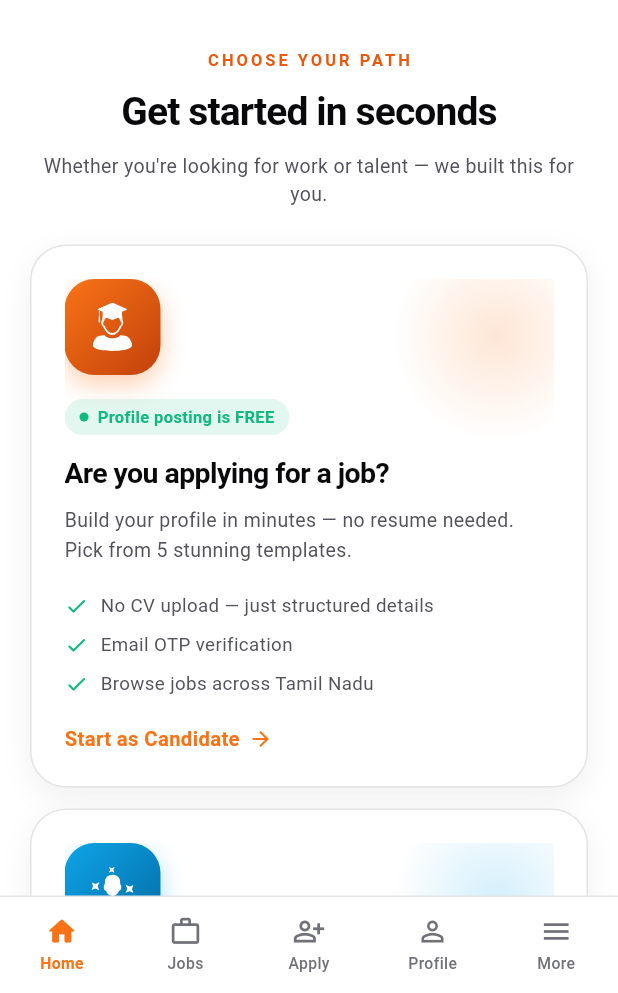
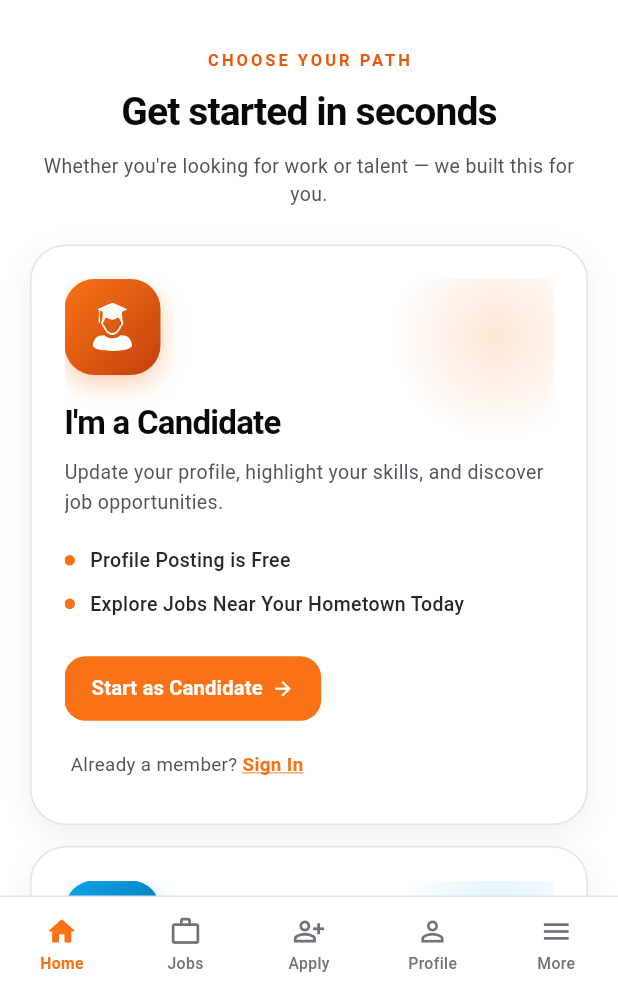
Before and after one commit to Nadanalogaa/Imerit, a Flutter app: the screen it shows after launch, on a phone screen of 412 x 824 dp, the part 243-1236 px from its top. Run offline on Flutter 3.47's test engine with Material 3 defaults, Android fonts, the phone set to English and light mode, and no system bars; our stand-ins replace cookie_jar, flutter_map, flutter_riverpod, flutter_svg, go_router, image_picker and 2 more; missing offline and left inert: razorpay_flutter; accounts and stored records are empty; network calls fail.

Commit message:
landing: rewrite EntryCards copy + add "Sign In" CTA per role
New shape per user's copy:
  I'm a Candidate
    Update your profile, highlight your skills, and discover job
    opportunities.
    • Profile Posting is Free
    • Explore Jobs Near Your Hometown Today
    [Start as Candidate]  Already a member? Sign In

  I'm an Employer
    Job posting is absolutely free — unlimited vacancies. No time limit.
    • Browse District-Wise Candidates
    • A Simple Subscription to Find the Right Talent
    [Start as Employer]  Already a member? Sign In

Web (EntryCards.tsx):
- Dropped the wrapping <Link> per card so the two CTAs (Start / Sign In)
  can live independently — clicking "Sign In" no longer accidentally
  navigates to /register through the outer link.
- Feature dot rows replace the green-tick bullets.
- Sign-in link routes to /candidate/login and /employer/login.

Mobile (entry_cards.dart, landing_page.dart):
- Parity port. Added optional onCandidateSignIn / onEmployerSignIn
  callbacks; wired from landing_page to /candidate/login and
  /employer/login. Old badge chip removed — the "Free" info now lives
  in the subtitle line like on web.

Co-Authored-By: Claude Opus 4.7 <noreply@anthropic.com>

```diff
--- a/mobile/lib/pages/landing_page.dart
+++ b/mobile/lib/pages/landing_page.dart
@@ -115,6 +115,8 @@ class _LandingPageState extends ConsumerState<LandingPage> {
               isDark: isDark,
               onCandidate: () => context.go('/candidate/register'),
               onEmployer: () => context.go('/employer'),
+              onCandidateSignIn: () => context.go('/candidate/login'),
+              onEmployerSignIn: () => context.go('/employer/login'),
             ),
             WhyUs(isDark: isDark),
             AboutUs(isDark: isDark),
--- a/mobile/lib/widgets/landing/entry_cards.dart
+++ b/mobile/lib/widgets/landing/entry_cards.dart
@@ -7,11 +7,15 @@ class EntryCards extends StatelessWidget {
     required this.isDark,
     required this.onCandidate,
     required this.onEmployer,
+    this.onCandidateSignIn,
+    this.onEmployerSignIn,
   });
 
   final bool isDark;
   final VoidCallback onCandidate;
   final VoidCallback onEmployer;
+  final VoidCallback? onCandidateSignIn;
+  final VoidCallback? onEmployerSignIn;
 
   @override
   Widget build(BuildContext context) {
@@ -19,13 +23,13 @@ class EntryCards extends StatelessWidget {
       padding: const EdgeInsets.symmetric(horizontal: 20, vertical: 32),
       child: Column(
         children: [
-          Text(
+          const Text(
             'CHOOSE YOUR PATH',
             style: TextStyle(
               fontSize: 11,
               letterSpacing: 2,
               fontWeight: FontWeight.w700,
-              color: const Color(0xFFEA580C),
+              color: Color(0xFFEA580C),
             ),
           ),
           const SizedBox(height: 8),
@@ -53,36 +57,32 @@ class EntryCards extends StatelessWidget {
           const SizedBox(height: 24),
           _Card(
             isDark: isDark,
-            onTap: onCandidate,
+            onStart: onCandidate,
+            onSignIn: onCandidateSignIn,
             iconAsset: 'assets/icons/candidate.svg',
             gradient: const [Color(0xFFF97316), Color(0xFFC2410C)],
-            badge: 'Profile posting is FREE',
-            badgeColor: const Color(0xFF10B981),
-            title: 'Are you applying for a job?',
+            title: "I'm a Candidate",
             subtitle:
-                'Build your profile in minutes — no resume needed. Pick from 5 stunning templates.',
-            bullets: const [
-              'No CV upload — just structured details',
-              'Email OTP verification',
-              'Browse jobs across Tamil Nadu',
+                'Update your profile, highlight your skills, and discover job opportunities.',
+            features: const [
+              'Profile Posting is Free',
+              'Explore Jobs Near Your Hometown Today',
             ],
             cta: 'Start as Candidate',
           ),
           const SizedBox(height: 14),
           _Card(
             isDark: isDark,
-            onTap: onEmployer,
+            onStart: onEmployer,
+            onSignIn: onEmployerSignIn,
             iconAsset: 'assets/icons/employer.svg',
             gradient: const [Color(0xFF0EA5E9), Color(0xFF0369A1)],
-            badge: 'Job posting is FREE',
-            badgeColor: const Color(0xFF0EA5E9),
-            title: 'Are you searching for a candidate?',
+            title: "I'm an Employer",
             subtitle:
-                'Post unlimited jobs free. Subscribe only when you want to search and reach candidates directly.',
-            bullets: const [
-              'Free unlimited job posts',
-              'Search by skill, field, location',
-              'Plans for SMEs and large enterprises',
+                'Job posting is absolutely free — unlimited vacancies. No time limit.',
+            features: const [
+              'Browse District-Wise Candidates',
+              'A Simple Subscription to Find the Right Talent',
             ],
             cta: 'Start as Employer',
           ),
@@ -95,36 +95,29 @@ class EntryCards extends StatelessWidget {
 class _Card extends StatelessWidget {
   const _Card({
     required this.isDark,
-    required this.onTap,
+    required this.onStart,
     required this.iconAsset,
     required this.gradient,
-    required this.badge,
-    required this.badgeColor,
     required this.title,
     required this.subtitle,
-    required this.bullets,
+    required this.features,
     required this.cta,
+    this.onSignIn,
   });
 
   final bool isDark;
-  final VoidCallback onTap;
+  final VoidCallback onStart;
+  final VoidCallback? onSignIn;
   final String iconAsset;
   final List<Color> gradient;
-  final String badge;
-  final Color badgeColor;
   final String title;
   final String subtitle;
-  final List<String> bullets;
+  final List<String> features;
   final String cta;
 
   @override
   Widget build(BuildContext context) {
-    return Material(
-      color: Colors.transparent,
-      child: InkWell(
-        onTap: onTap,
-        borderRadius: BorderRadius.circular(24),
-        child: Container(
+    return Container(
       padding: const EdgeInsets.all(22),
       decoration: BoxDecoration(
         borderRadius: BorderRadius.circular(24),
@@ -192,42 +185,12 @@ class _Card extends StatelessWidget {
                 ),
               ),
               const SizedBox(height: 16),
-                  Container(
-                    padding: const EdgeInsets.symmetric(horizontal: 10, vertical: 4),
-                    decoration: BoxDecoration(
-                      borderRadius: BorderRadius.circular(999),
-                      color: badgeColor.withValues(alpha: isDark ? 0.18 : 0.12),
-                    ),
-                    child: Row(
-                      mainAxisSize: MainAxisSize.min,
-                      children: [
-                        Container(
-                          width: 6,
-                          height: 6,
-                          decoration: BoxDecoration(
-                            shape: BoxShape.circle,
-                            color: badgeColor,
-                          ),
-                        ),
-                        const SizedBox(width: 6),
-                        Text(
-                          badge,
-                          style: TextStyle(
-                            fontSize: 11,
-                            fontWeight: FontWeight.w700,
-                            color: isDark ? badgeColor.withValues(alpha: 0.9) : badgeColor,
-                          ),
-                        ),
-                      ],
-                    ),
-                  ),
-                  const SizedBox(height: 12),
               Text(
                 title,
                 style: TextStyle(
-                      fontSize: 19,
-                      fontWeight: FontWeight.w600,
-                      letterSpacing: -0.4,
+                  fontSize: 22,
+                  fontWeight: FontWeight.w700,
+                  letterSpacing: -0.5,
                   color: isDark ? Colors.white : const Color(0xFF09090B),
                 ),
               ),
@@ -238,26 +201,37 @@ class _Card extends StatelessWidget {
                   fontSize: 13,
                   height: 1.5,
                   color: isDark
-                          ? Colors.white.withValues(alpha: 0.6)
+                      ? Colors.white.withValues(alpha: 0.65)
                       : const Color(0xFF52525B),
                 ),
               ),
               const SizedBox(height: 14),
-                  ...bullets.map(
-                    (b) => Padding(
-                      padding: const EdgeInsets.symmetric(vertical: 4),
+              ...features.map(
+                (f) => Padding(
+                  padding: const EdgeInsets.symmetric(vertical: 5),
                   child: Row(
+                    crossAxisAlignment: CrossAxisAlignment.start,
                     children: [
-                          const Icon(Icons.check_rounded, color: Color(0xFF10B981), size: 16),
-                          const SizedBox(width: 8),
+                      Padding(
+                        padding: const EdgeInsets.only(top: 6, right: 10),
+                        child: Container(
+                          width: 7,
+                          height: 7,
+                          decoration: BoxDecoration(
+                            shape: BoxShape.circle,
+                            color: gradient.first,
+                          ),
+                        ),
+                      ),
                       Expanded(
                         child: Text(
-                              b,
+                          f,
                           style: TextStyle(
-                                fontSize: 12.5,
+                            fontSize: 13,
+                            fontWeight: FontWeight.w500,
                             color: isDark
-                                    ? Colors.white.withValues(alpha: 0.7)
-                                    : const Color(0xFF52525B),
+                                ? Colors.white.withValues(alpha: 0.85)
+                                : const Color(0xFF27272A),
                           ),
                         ),
                       ),
@@ -265,27 +239,73 @@ class _Card extends StatelessWidget {
                   ),
                 ),
               ),
-                  const SizedBox(height: 14),
-                  Row(
+              const SizedBox(height: 18),
+              Wrap(
+                spacing: 12,
+                runSpacing: 10,
+                crossAxisAlignment: WrapCrossAlignment.center,
+                children: [
+                  FilledButton(
+                    onPressed: onStart,
+                    style: FilledButton.styleFrom(
+                      backgroundColor: gradient.first,
+                      padding: const EdgeInsets.symmetric(horizontal: 18, vertical: 12),
+                      shape: RoundedRectangleBorder(
+                        borderRadius: BorderRadius.circular(14),
+                      ),
+                    ),
+                    child: Row(
+                      mainAxisSize: MainAxisSize.min,
                       children: [
                         Text(
                           cta,
-                        style: TextStyle(
+                          style: const TextStyle(
                             fontSize: 13.5,
                             fontWeight: FontWeight.w700,
-                          color: gradient.first,
+                            color: Colors.white,
                           ),
                         ),
                         const SizedBox(width: 6),
-                      Icon(Icons.arrow_forward, size: 16, color: gradient.first),
+                        const Icon(Icons.arrow_forward, size: 15, color: Colors.white),
+                      ],
+                    ),
+                  ),
+                  if (onSignIn != null)
+                    InkWell(
+                      onTap: onSignIn,
+                      borderRadius: BorderRadius.circular(8),
+                      child: Padding(
+                        padding: const EdgeInsets.symmetric(horizontal: 4, vertical: 8),
+                        child: Text.rich(
+                          TextSpan(
+                            style: TextStyle(
+                              fontSize: 12.5,
+                              color: isDark
+                                  ? Colors.white.withValues(alpha: 0.7)
+                                  : const Color(0xFF52525B),
+                            ),
+                            children: [
+                              const TextSpan(text: 'Already a member? '),
+                              TextSpan(
+                                text: 'Sign In',
+                                style: TextStyle(
+                                  fontWeight: FontWeight.w700,
+                                  color: gradient.first,
+                                  decoration: TextDecoration.underline,
+                                  decorationColor: gradient.first,
+                                ),
+                              ),
+                            ],
+                          ),
+                        ),
+                      ),
+                    ),
                 ],
               ),
             ],
           ),
         ],
       ),
-        ),
-      ),
     );
   }
 }
```
Also changed, not shown: 1 other file. Lines whose indentation alone changed are shown as unchanged.
